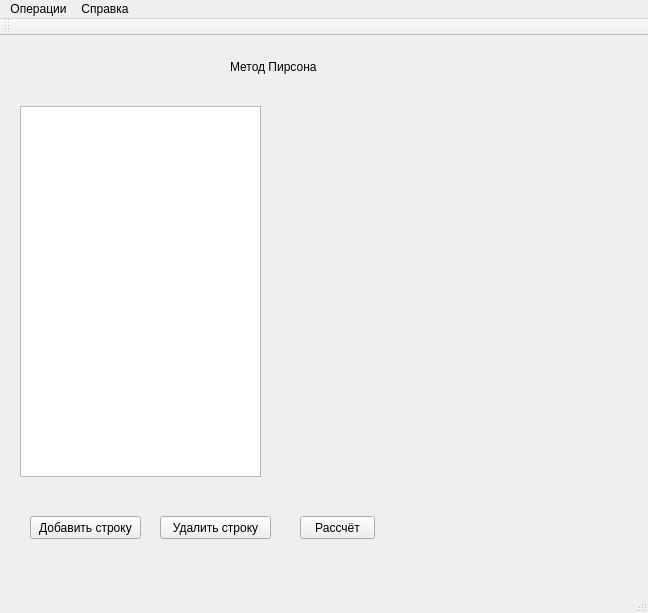
Above: mainwindow.ui from chester5009/diplom before the change. Below: the same form after it.
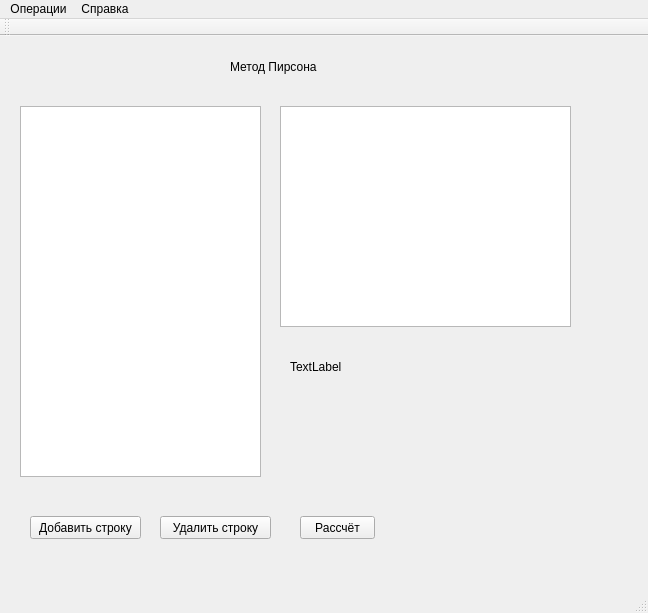
That is the form after the change.

```diff
--- a/mainwindow.ui
+++ b/mainwindow.ui
@@ -499,6 +499,29 @@
        <string>Рассчёт</string>
       </property>
      </widget>
+     <widget class="QGraphicsView" name="graphicsView_2">
+      <property name="geometry">
+       <rect>
+        <x>270</x>
+        <y>60</y>
+        <width>291</width>
+        <height>221</height>
+       </rect>
+      </property>
+     </widget>
+     <widget class="QLabel" name="labelPirsonResults">
+      <property name="geometry">
+       <rect>
+        <x>280</x>
+        <y>310</y>
+        <width>281</width>
+        <height>21</height>
+       </rect>
+      </property>
+      <property name="text">
+       <string>TextLabel</string>
+      </property>
+     </widget>
     </widget>
    </widget>
   </widget>
```
Left out of the diff: 14 changed lines with no effect on the pictures.
